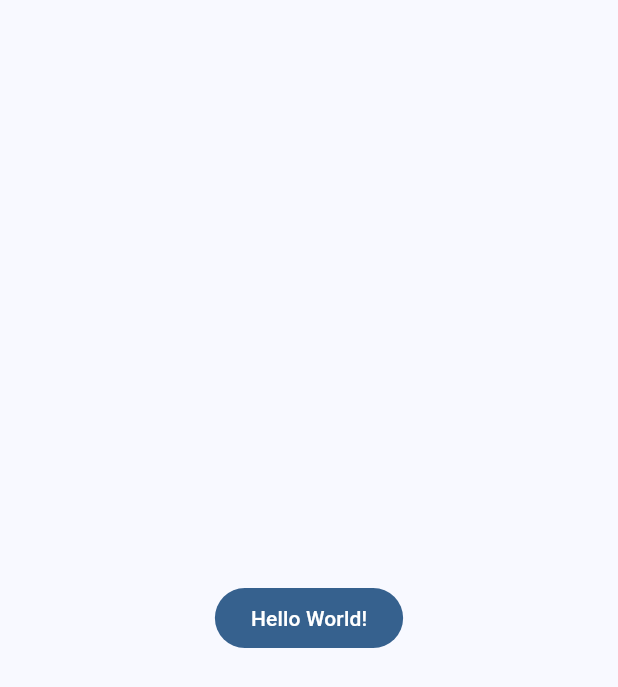
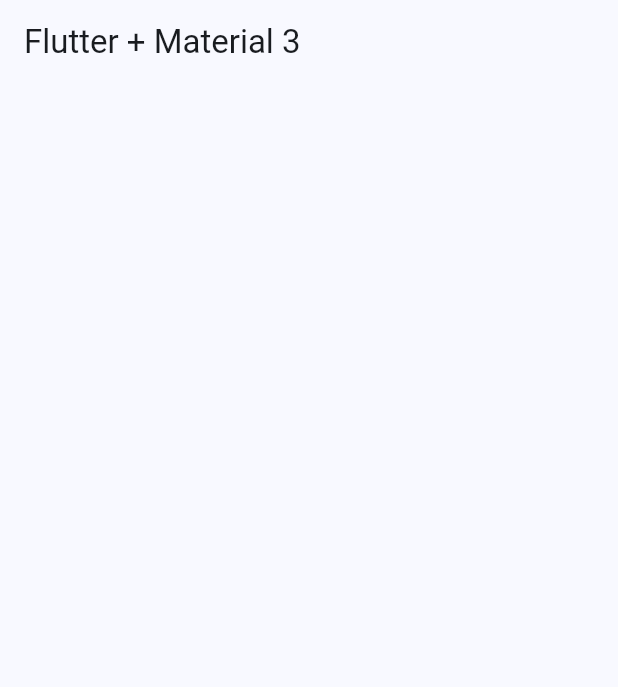
Before and after one commit to AlexMartin998/basic-flutter-widgets-review, a Flutter app: the screen it shows after launch, on a phone screen of 412 x 824 dp. Shown: the top 687 px of the screen. Run offline on Flutter 3.47's test engine with Material 2 defaults, Android fonts, the phone set to English and light mode, and no system bars.

Commit message:
[ADD]: HomeScreen initial design

```diff
--- a/lib/main.dart
+++ b/lib/main.dart
@@ -1,5 +1,6 @@
 import 'package:flutter/material.dart';
 import 'package:widget_app/config/theme/app_theme.dart';
+import 'package:widget_app/presentation/screens/home/home_screen.dart';
 
 void main() {
   runApp(const MainApp());
@@ -15,11 +16,7 @@ class MainApp extends StatelessWidget {
       debugShowCheckedModeBanner: false,
       theme: AppTheme(selectedColor: 0).getTheme(),
 
-      home: Scaffold(
-        body: Center(
-          child: FilledButton(child: Text('Hello World!'), onPressed: (){}),
-        ),
-      ),
+      home: const HomeScreen()
     );
   }
 }
--- /dev/null
+++ b/lib/presentation/screens/home/home_screen.dart
@@ -0,0 +1,17 @@
+import 'package:flutter/material.dart';
+
+
+class HomeScreen extends StatelessWidget {
+  const HomeScreen({super.key});
+
+
+  @override
+  Widget build(BuildContext context) {
+
+    return Scaffold(
+      appBar: AppBar(
+        title: const Text('Flutter + Material 3'),
+      ),
+    );
+  }
+}
```
